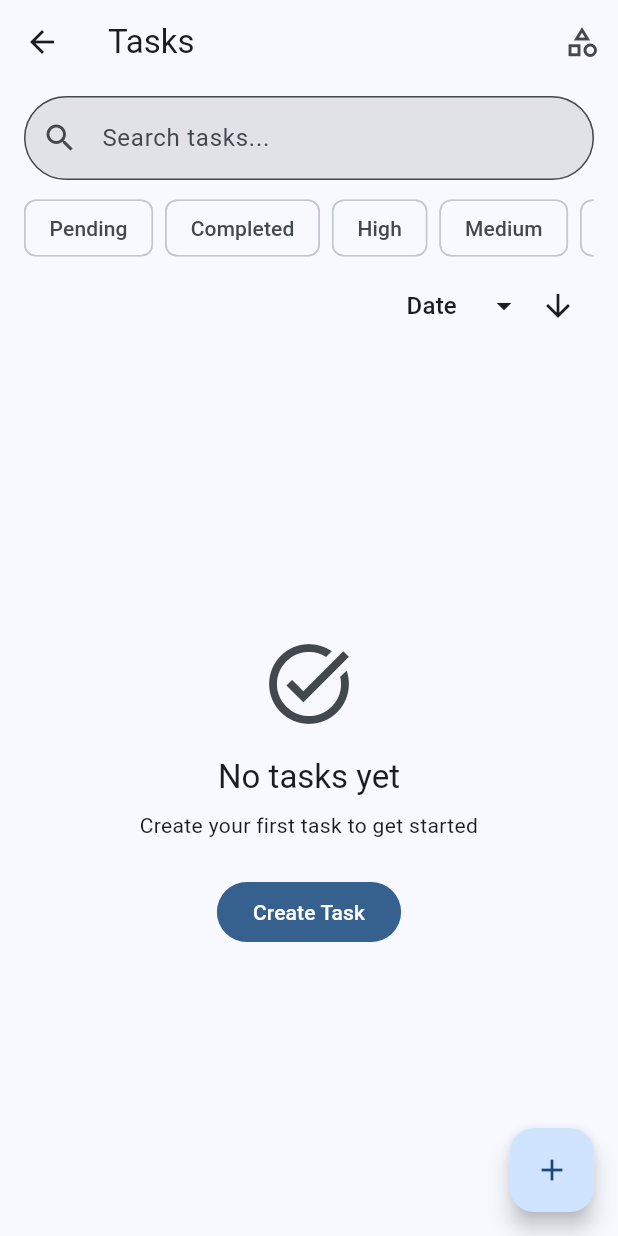
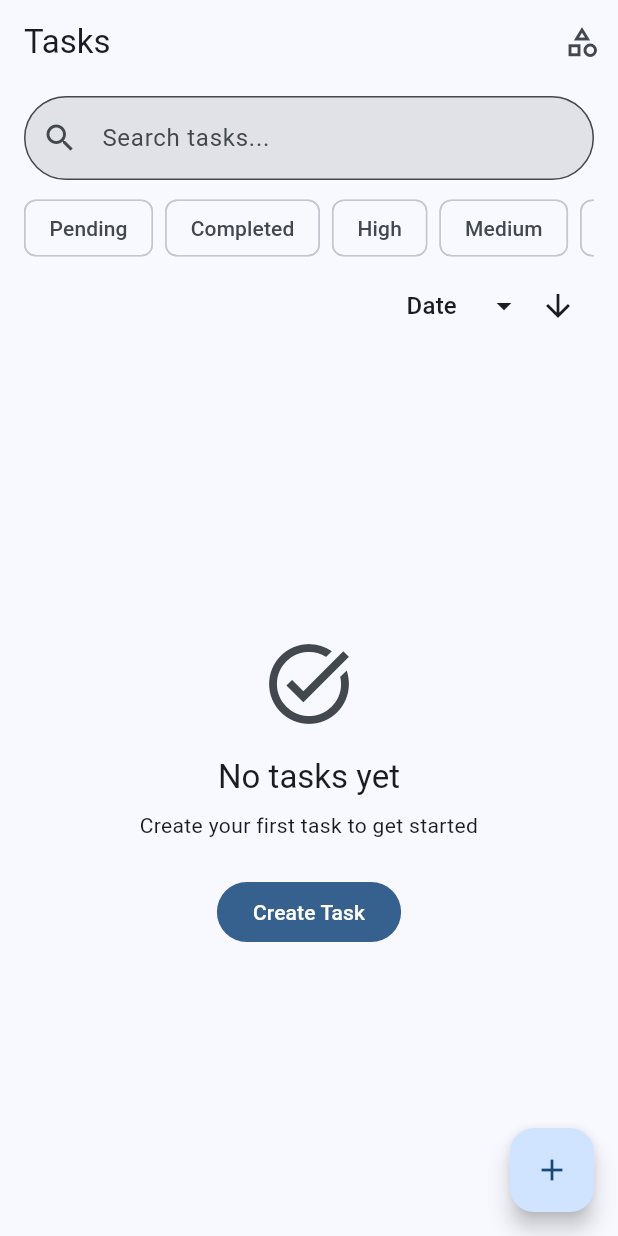
Before and after one commit to NaimJG/focus-flow, a Flutter app: the screen it shows after launch, on a phone screen of 412 x 824 dp. Run offline on Flutter 3.47's test engine with Material 3 defaults, Android fonts, the phone set to English and light mode, and no system bars; our stand-ins replace isar; accounts and stored records are empty; generated files the repository leaves out were written again.

Commit message:
feat(todo): add expandable create menu and fix default route

```diff
--- a/lib/app/app.dart
+++ b/lib/app/app.dart
@@ -57,7 +57,7 @@ class FocusFlowApp extends StatelessWidget {
         title: 'Focus Flow',
         debugShowCheckedModeBanner: false,
         theme: ThemeData(colorSchemeSeed: Colors.blue, useMaterial3: true),
-        initialRoute: Routes.todo,
+        initialRoute: Routes.home,
         onGenerateRoute: onGenerateRoute,
       ),
     );
--- a/lib/app/router.dart
+++ b/lib/app/router.dart
@@ -7,6 +7,9 @@ import '../features/todo/presentation/screens/todo_screen.dart';
 
 /// Centralized route name constants for the application.
 abstract final class Routes {
+  /// Application root and main todo screen.
+  static const String home = '/';
+
   /// The main todo list screen.
   static const String todo = '/todo';
 
@@ -18,6 +21,9 @@ abstract final class Routes {
 
   /// The category management screen.
   static const String categories = '/todo/categories';
+
+  /// The category creation screen (opens with input visible).
+  static const String categoriesNew = '/todo/categories/new';
 
   /// Returns the concrete edit route path for the given [id].
   ///
@@ -33,6 +39,7 @@ abstract final class Routes {
 /// every todo route can access the same controller instance.
 Route<dynamic> onGenerateRoute(RouteSettings settings) {
   switch (settings.name) {
+    case Routes.home:
     case Routes.todo:
       return MaterialPageRoute<void>(
         builder: (_) => const TodoScreen(),
@@ -42,6 +49,12 @@ Route<dynamic> onGenerateRoute(RouteSettings settings) {
     case Routes.taskNew:
       return MaterialPageRoute<void>(
         builder: (_) => const TaskFormScreen(),
+        settings: settings,
+      );
+
+    case Routes.categoriesNew:
+      return MaterialPageRoute<void>(
+        builder: (_) => const CategoryManagerScreen(startCreating: true),
         settings: settings,
       );
 
@@ -62,12 +75,7 @@ Route<dynamic> onGenerateRoute(RouteSettings settings) {
             settings: settings,
           );
         }
-
-        // Validation failed — route ID is not numeric or arguments
-        // mismatch.
-        return _notFoundRoute(settings);
       }
-
       return _notFoundRoute(settings);
   }
 }
@@ -78,9 +86,7 @@ bool _isTaskEditRoute(String? routeName) {
     return false;
   }
 
-  return RegExp(
-    r'^/todo/task/\d+/edit$',
-  ).hasMatch(routeName);
+  return RegExp(r'^/todo/task/\d+/edit$').hasMatch(routeName);
 }
 
 /// Extracts the numeric task ID from a route matching
--- a/lib/features/todo/presentation/screens/category_manager_screen.dart
+++ b/lib/features/todo/presentation/screens/category_manager_screen.dart
@@ -8,7 +8,10 @@ import '../controllers/todo_controller.dart';
 /// Screen for managing categories: list, create, rename, and delete.
 class CategoryManagerScreen extends StatefulWidget {
   /// Creates the category management screen.
-  const CategoryManagerScreen({super.key});
+  const CategoryManagerScreen({super.key, this.startCreating = false});
+
+  /// When `true`, the screen opens with the new-category input visible.
+  final bool startCreating;
 
   @override
   State<CategoryManagerScreen> createState() => _CategoryManagerScreenState();
@@ -21,6 +24,20 @@ class _CategoryManagerScreenState extends State<CategoryManagerScreen> {
 
   bool _isAddingCategory = false;
   bool _isCreatingCategory = false;
+
+  @override
+  void initState() {
+    super.initState();
+    if (widget.startCreating) {
+      WidgetsBinding.instance.addPostFrameCallback((_) {
+        if (mounted) {
+          setState(() {
+            _isAddingCategory = true;
+          });
+        }
+      });
+    }
+  }
 
   @override
   void dispose() {
--- a/lib/features/todo/presentation/screens/todo_screen.dart
+++ b/lib/features/todo/presentation/screens/todo_screen.dart
@@ -3,6 +3,7 @@ import 'package:provider/provider.dart';
 
 import '../../../../app/router.dart';
 import '../../../../shared/widgets/confirmation_dialog.dart';
+import '../../../../shared/widgets/expandable_fab.dart';
 import '../../domain/entities/task.dart';
 import '../controllers/todo_controller.dart';
 import '../widgets/empty_state_widget.dart';
@@ -42,6 +43,10 @@ class _TodoScreenState extends State<TodoScreen> {
 
   void _navigateToCreateTask() {
     Navigator.of(context).pushNamed(Routes.taskNew);
+  }
+
+  void _navigateToCreateCategory() {
+    Navigator.of(context).pushNamed(Routes.categoriesNew);
   }
 
   void _navigateToEditTask(Task task) {
@@ -89,6 +94,7 @@ class _TodoScreenState extends State<TodoScreen> {
     return _TodoScreenContent(
       controller: _controller,
       onCreateTask: _navigateToCreateTask,
+      onCreateCategory: _navigateToCreateCategory,
       onEditTask: _navigateToEditTask,
       onDeleteTask: _confirmDeleteTask,
       onCategories: _navigateToCategories,
@@ -101,6 +107,7 @@ class _TodoScreenContent extends StatefulWidget {
   const _TodoScreenContent({
     required this.controller,
     required this.onCreateTask,
+    required this.onCreateCategory,
     required this.onEditTask,
     required this.onDeleteTask,
     required this.onCategories,
@@ -109,6 +116,7 @@ class _TodoScreenContent extends StatefulWidget {
 
   final TodoController controller;
   final VoidCallback onCreateTask;
+  final VoidCallback onCreateCategory;
   final ValueChanged<Task> onEditTask;
   final ValueChanged<int> onDeleteTask;
   final VoidCallback onCategories;
@@ -252,10 +260,9 @@ class _TodoScreenContentState extends State<_TodoScreenContent> {
           },
         ),
       ),
-      floatingActionButton: FloatingActionButton(
-        onPressed: widget.onCreateTask,
-        tooltip: 'Create task',
-        child: const Icon(Icons.add),
+      floatingActionButton: ExpandableFab(
+        onCreateTask: widget.onCreateTask,
+        onCreateCategory: widget.onCreateCategory,
       ),
     );
   }
--- /dev/null
+++ b/lib/shared/widgets/expandable_fab.dart
@@ -0,0 +1,172 @@
+import 'package:flutter/material.dart';
+
+/// A reusable expandable floating action button that reveals multiple
+/// actions when pressed.
+///
+/// Displays a main FAB with an add icon that, when tapped, expands upward
+/// to reveal "Create task" and "Create category" actions with labels.
+class ExpandableFab extends StatefulWidget {
+  /// Creates an [ExpandableFab].
+  const ExpandableFab({
+    super.key,
+    required this.onCreateTask,
+    required this.onCreateCategory,
+  });
+
+  /// Called when the user selects "Create task".
+  final VoidCallback onCreateTask;
+
+  /// Called when the user selects "Create category".
+  final VoidCallback onCreateCategory;
+
+  @override
+  State<ExpandableFab> createState() => _ExpandableFabState();
+}
+
+class _ExpandableFabState extends State<ExpandableFab>
+    with SingleTickerProviderStateMixin {
+  late final AnimationController _controller;
+  late final Animation<double> _expandAnimation;
+  bool _isOpen = false;
+
+  @override
+  void initState() {
+    super.initState();
+    _controller = AnimationController(
+      duration: const Duration(milliseconds: 250),
+      vsync: this,
+    );
+    _expandAnimation = CurvedAnimation(
+      parent: _controller,
+      curve: Curves.easeOut,
+      reverseCurve: Curves.easeIn,
+    );
+  }
+
+  @override
+  void dispose() {
+    _controller.dispose();
+    super.dispose();
+  }
+
+  void _toggle() {
+    setState(() {
+      _isOpen = !_isOpen;
+      if (_isOpen) {
+        _controller.forward();
+      } else {
+        _controller.reverse();
+      }
+    });
+  }
+
+  void _close() {
+    setState(() {
+      _isOpen = false;
+      _controller.reverse();
+    });
+  }
+
+  void _onActionPressed(VoidCallback callback) {
+    _close();
+    callback();
+  }
+
+  @override
+  Widget build(BuildContext context) {
+    return Column(
+      mainAxisSize: MainAxisSize.min,
+      crossAxisAlignment: CrossAxisAlignment.end,
+      children: [
+        // Child action: Create category (furthest from main FAB).
+        _buildExpandingAction(
+          icon: Icons.category,
+          label: 'Create category',
+          heroTag: 'fab_create_category',
+          onPressed: () => _onActionPressed(widget.onCreateCategory),
+        ),
+        const SizedBox(height: 12),
+        // Child action: Create task (closer to main FAB).
+        _buildExpandingAction(
+          icon: Icons.task_alt,
+          label: 'Create task',
+          heroTag: 'fab_create_task',
+          onPressed: () => _onActionPressed(widget.onCreateTask),
+        ),
+        const SizedBox(height: 12),
+        // Main FAB.
+        FloatingActionButton(
+          heroTag: 'fab_main',
+          onPressed: _toggle,
+          tooltip: _isOpen ? 'Close menu' : 'Create',
+          child: AnimatedBuilder(
+            animation: _expandAnimation,
+            builder: (context, child) {
+              return Transform.rotate(
+                angle: _expandAnimation.value * 0.785398, // 45° in radians
+                child: child,
+              );
+            },
+            child: const Icon(Icons.add),
+          ),
+        ),
+      ],
+    );
+  }
+
+  Widget _buildExpandingAction({
+    required IconData icon,
+    required String label,
+    required String heroTag,
+    required VoidCallback onPressed,
+  }) {
+    return AnimatedBuilder(
+      animation: _expandAnimation,
+      builder: (context, child) {
+        return FadeTransition(
+          opacity: _expandAnimation,
+          child: SlideTransition(
+            position: Tween<Offset>(
+              begin: const Offset(0, 1),
+              end: Offset.zero,
+            ).animate(_expandAnimation),
+            child: child,
+          ),
+        );
+      },
+      child: Semantics(
+        label: label,
+        button: true,
+        child: Row(
+          mainAxisSize: MainAxisSize.min,
+          children: [
+            Material(
+              elevation: 2,
+              borderRadius: BorderRadius.circular(8),
+              color: Theme.of(context).colorScheme.surfaceContainerHigh,
+              child: Padding(
+                padding: const EdgeInsets.symmetric(
+                  horizontal: 12,
+                  vertical: 8,
+                ),
+                child: Text(
+                  label,
+                  style: Theme.of(context).textTheme.labelLarge?.copyWith(
+                    color: Theme.of(context).colorScheme.onSurface,
+                  ),
+                ),
+              ),
+            ),
+            const SizedBox(width: 8),
+            FloatingActionButton.small(
+              heroTag: heroTag,
+              onPressed: onPressed,
+              tooltip: label,
+              child: Icon(icon),
+            ),
+          ],
+        ),
+      ),
+    );
+  }
+}
```
Also changed, not shown: lib/features/todo/data/models/category_model.g.dart, lib/features/todo/data/models/task_model.g.dart.
